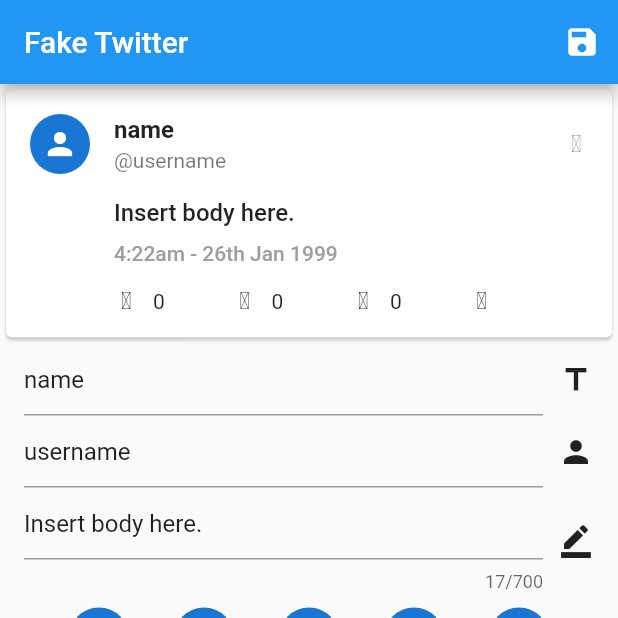
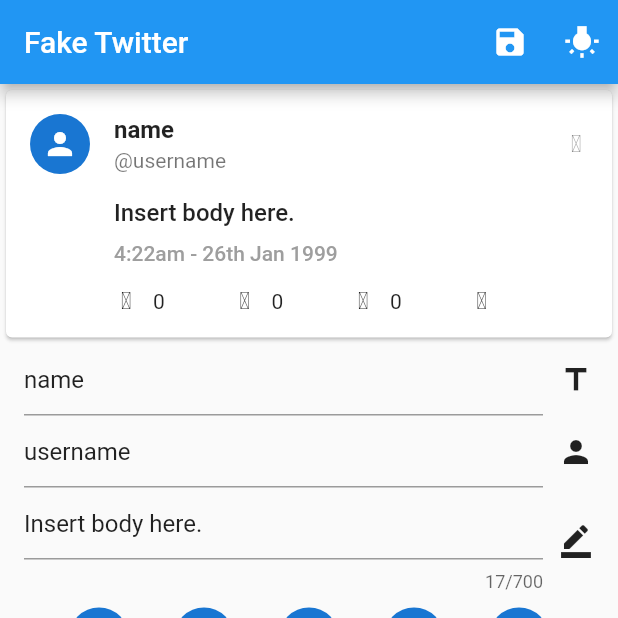
Before and after one commit to micodev/FakeSocialFlutter, a Flutter app: the screen it shows after launch, on a phone screen of 412 x 824 dp, the top half of it. Run offline on Flutter 3.47's test engine with Material 2 defaults, Android fonts, the phone set to English and light mode, and no system bars; our stand-ins replace animated_theme_switcher, gallery_saver, get_it, image_picker, jiffy, permission_handler; missing offline and left inert: downloads_path_provider, flutter_picker.

Commit message:
dark theme is on.

```diff
--- a/lib/Pages/MainPage.dart
+++ b/lib/Pages/MainPage.dart
@@ -2,10 +2,12 @@ import 'dart:io';
 import 'dart:math';
 import 'dart:typed_data';
 import 'dart:ui' as ui;
+import 'package:animated_theme_switcher/animated_theme_switcher.dart';
 import 'package:downloads_path_provider/downloads_path_provider.dart';
 import 'package:fake_tweet/Helper/NavigationService.dart';
 import 'package:fake_tweet/Helper/RichTextView.dart';
 import 'package:fake_tweet/Helper/locator.dart';
+import 'package:fake_tweet/Helper/theme_config.dart';
 import 'package:flutter/material.dart';
 import 'package:flutter/rendering.dart';
 import 'package:flutter_picker/flutter_picker.dart';
@@ -120,6 +122,7 @@ class _MyHomePageState extends State<MyHomePage> {
       onTap: () => setState(() {
         FocusScope.of(context).requestFocus(FocusNode());
       }),
+      child: ThemeSwitchingArea(
         child: Scaffold(
           key: _scaffold,
           appBar: AppBar(
@@ -129,6 +132,25 @@ class _MyHomePageState extends State<MyHomePage> {
                   : IconButton(
                       icon: Icon(Icons.save),
                       onPressed: _capturePng,
+                    ),
+              ThemeSwitcher(
+                clipper: ThemeSwitcherCircleClipper(),
+                builder: (context) {
+                  return IconButton(
+                    icon:
+                        ThemeProvider.of(context).brightness == Brightness.light
+                            ? Icon(Icons.wb_incandescent)
+                            : Icon(Icons.lightbulb_outline),
+                    onPressed: () {
+                      ThemeSwitcher.of(context).changeTheme(
+                        theme: ThemeProvider.of(context).brightness ==
+                                Brightness.light
+                            ? darkTheme
+                            : lightTheme,
+                      );
+                    },
+                  );
+                },
               ),
             ],
             title: Text(widget.title),
@@ -146,8 +168,9 @@ class _MyHomePageState extends State<MyHomePage> {
                           leading: CircleAvatar(
                             backgroundColor:
                                 _image != null ? Colors.transparent : null,
-                          backgroundImage:
-                              _image != null ? Image.file(_image).image : null,
+                            backgroundImage: _image != null
+                                ? Image.file(_image).image
+                                : null,
                             child: _image != null ? null : Icon(Icons.person),
                             radius: 20,
                           ),
@@ -248,7 +271,8 @@ class _MyHomePageState extends State<MyHomePage> {
                                               ? TwitterIcons.heart_filled
                                               : TwitterIcons.heart_outline,
                                           size: 16,
-                                        color: isliked ? Colors.red[600] : null,
+                                          color:
+                                              isliked ? Colors.red[600] : null,
                                         ),
                                         SizedBox(width: 10),
                                         Text(intl.NumberFormat.compact()
@@ -429,6 +453,7 @@ class _MyHomePageState extends State<MyHomePage> {
             ),
           ),
         ),
+      ),
     );
   }
 
--- a/lib/main.dart
+++ b/lib/main.dart
@@ -1,6 +1,8 @@
+import 'package:animated_theme_switcher/animated_theme_switcher.dart';
 import 'package:fake_tweet/Helper/locator.dart';
 import 'package:flutter/material.dart';
 import 'Helper/NavigationService.dart';
+import 'Helper/theme_config.dart';
 import 'Pages/MainPage.dart';
 
 void main() {
@@ -13,14 +15,17 @@ class MyApp extends StatelessWidget {
 
   @override
   Widget build(BuildContext context) {
-    return MaterialApp(
-      navigatorKey: locator.get<NavigationService>().navigatorKey,
-      title: 'FakeTwitter',
-      theme: ThemeData(
-        primarySwatch: Colors.blue,
-        visualDensity: VisualDensity.adaptivePlatformDensity,
-      ),
-      home: MyHomePage(title: 'Fake Twitter'),
-    );
+    final isPlatformDark =
+        WidgetsBinding.instance.window.platformBrightness == Brightness.dark;
+    final initTheme = isPlatformDark ? darkTheme : lightTheme;
+    return ThemeProvider(
+        initTheme: initTheme,
+        child: Builder(builder: (context) {
+          return MaterialApp(
+              navigatorKey: locator.get<NavigationService>().navigatorKey,
+              title: 'FakeTwitter',
+              theme: ThemeProvider.of(context),
+              home: MyHomePage(title: 'Fake Twitter'));
+        }));
   }
 }
--- a/pubspec.yaml
+++ b/pubspec.yaml
@@ -35,6 +35,7 @@ dependencies:
   get_it:
   jiffy:
   gallery_saver:
+  animated_theme_switcher:
 dev_dependencies:
   flutter_test:
     sdk: flutter
```
Also changed, not shown: lib/Helper/theme_config.dart (added, +37 -0 lines), pubspec.lock. Lines whose indentation alone changed are shown as unchanged.
